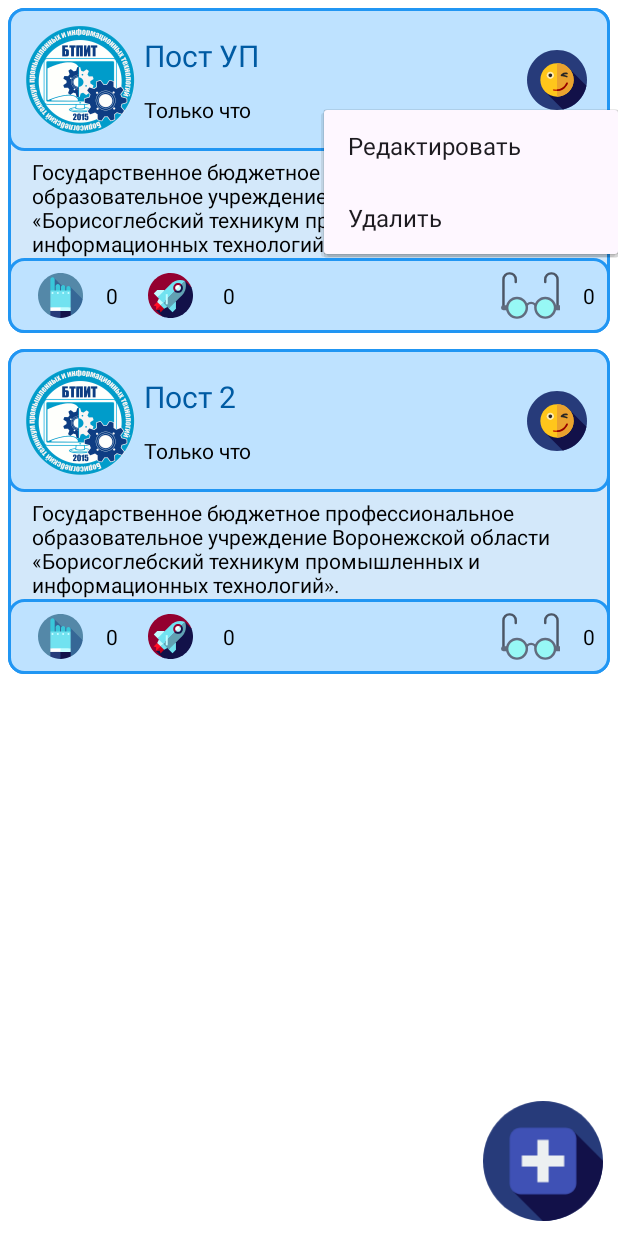
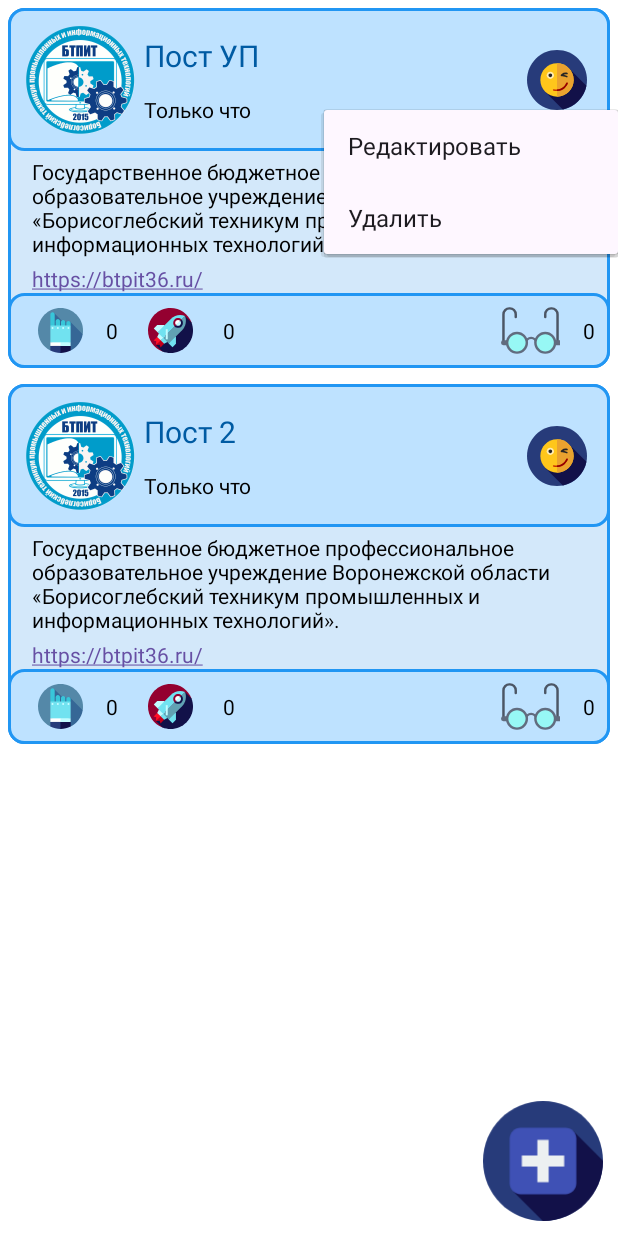
Before and after one commit to Adverseir/Ex_1, an Android app: the MainActivity2 screen opened directly, with no data from a screen before it, after a tap on an icon or button, on a phone screen of 412 x 824 dp. Run offline under Robolectric (Android 15) with nearby library versions, the phone set to English and light mode, and no system bars.

Commit message:
TAsk 9 Done

```diff
--- a/app/src/main/java/com/example/kostin_up/MainActivity2.kt
+++ b/app/src/main/java/com/example/kostin_up/MainActivity2.kt
@@ -1,5 +1,7 @@
 package com.example.kostin_up
 
+import android.app.Activity
+import android.content.Intent
 import androidx.appcompat.app.AppCompatActivity
 import android.os.Bundle
 import android.view.View
@@ -7,6 +9,9 @@ import android.widget.PopupMenu
 import androidx.activity.viewModels
 import com.example.kostin_up.databinding.ActivityMain2Binding
 import com.example.kostin_up.databinding.LayoutPostAddEditBinding
+import com.google.android.material.snackbar.BaseTransientBottomBar
+import com.google.android.material.snackbar.BaseTransientBottomBar.LENGTH_INDEFINITE
+import com.google.android.material.snackbar.Snackbar
 
 
 class MainActivity2 : AppCompatActivity(),Listener {
@@ -39,27 +44,48 @@ class MainActivity2 : AppCompatActivity(),Listener {
                 }
             }
         }
+        intent?.let {
+            if(it.action != Intent.ACTION_SEND)
+                return@let
+
+            val text = it.getStringExtra(Intent.EXTRA_TEXT)
+            if (text.isNullOrBlank()) {
+                Snackbar.make(binding.root, "Ошибка! Пустое значение!", BaseTransientBottomBar.LENGTH_INDEFINITE).setAction(android.R.string.ok) {
+                    finish()
+                }
+                    .show()
+                return@let
+            }
+        }
 
     }
+
 
     override fun onClickLike(post: Post) {
         viewModel.likedById(post.id)
     }
 
     override fun onClickShare(post: Post) {
-        viewModel.shareById(post.id)
+        val intent = Intent().apply {
+            action = Intent.ACTION_SEND
+            putExtra(Intent.EXTRA_TEXT, post.content)
+            type = "text/plain"
 
+        }
+        val shareIntent = Intent.createChooser(intent, "Выберите приложение")
+        startActivity(shareIntent)
     }
 
+
     override fun onClickMore(view: View, post: Post) {
-        val popupMenu = PopupMenu(this,view) //Объявление объекта меню
+        val popupMenu = PopupMenu(this,view)
 
-        popupMenu.inflate(R.menu.menu_post) //Указываю на каком лайоуте она будет показываться
+        popupMenu.inflate(R.menu.menu_post)
 
-        popupMenu.setOnMenuItemClickListener { //Слушатель нажиманий на итемы
+        popupMenu.setOnMenuItemClickListener {
             when(it.itemId)
             {
-                R.id.menu_post_item_delete -> viewModel.removeById(post.id) //Удаление
+                R.id.menu_post_item_delete -> viewModel.removeById(post.id)
                 R.id.menu_post_item_edit ->{
                     with(bindingAddEditBinding){
                         setContentView(root)
@@ -76,11 +102,11 @@ class MainActivity2 : AppCompatActivity(),Listener {
                     }
                 }
             }
-            true //Просто хз, ноу комент
+            true
 
         }
 
-        popupMenu.show() // Показываю менюшку
+        popupMenu.show()
 
     }
 }
--- a/app/src/main/java/com/example/kostin_up/Post.kt
+++ b/app/src/main/java/com/example/kostin_up/Post.kt
@@ -8,6 +8,7 @@ data class Post(
     var amountLike: Int = 0,
     var amountShare: Int = 0,
     var amountView:Int = 0,
-    val isLiked: Boolean = false
+    val isLiked: Boolean = false,
+    val link:String,
 
 )
--- a/app/src/main/java/com/example/kostin_up/PostRepository.kt
+++ b/app/src/main/java/com/example/kostin_up/PostRepository.kt
@@ -1,8 +1,13 @@
 package com.example.kostin_up
 
+import android.app.Activity
+import android.os.Bundle
+import android.os.PersistableBundle
+import androidx.appcompat.app.AppCompatActivity
 import androidx.lifecycle.LiveData
 import androidx.lifecycle.MutableLiveData
 import androidx.lifecycle.ViewModel
+import com.example.kostin_up.databinding.ActivityMain2Binding
 import java.util.Calendar
 
 interface PostRepository {
@@ -25,6 +30,7 @@ class PostRepositoryInMemoryImpl : PostRepository {
             amountShare = 0,
             isLiked = false,
             amountLike = 0,
+            link = "https://btpit36.ru/"
         ),
         Post(
             id = 2,
@@ -34,6 +40,7 @@ class PostRepositoryInMemoryImpl : PostRepository {
             amountShare = 0,
             isLiked = false,
             amountLike = 0,
+            link = "https://vk.com/btpit_36professionalitet?ysclid=lt9wvmkyua350914586"
         ),
     )
 
@@ -77,6 +84,8 @@ class PostRepositoryInMemoryImpl : PostRepository {
                 amountLike = 0,
                 amountShare = 0,
                 amountView = 0,
+                link = "https://btpit36.ru/"
+
             )
         )+posts
 
@@ -93,6 +102,7 @@ class PostRepositoryInMemoryImpl : PostRepository {
         return id
     }
 
+
 }
 
 
--- a/app/src/main/java/com/example/kostin_up/PostsAdapter.kt
+++ b/app/src/main/java/com/example/kostin_up/PostsAdapter.kt
@@ -1,8 +1,10 @@
 package com.example.kostin_up
 
+import android.content.Intent
 import android.nfc.NfcAdapter.OnTagRemovedListener
 import android.view.LayoutInflater
 import android.view.ViewGroup
+import androidx.activity.result.contract.ActivityResultContract
 import androidx.recyclerview.widget.DiffUtil
 import androidx.recyclerview.widget.ListAdapter
 import androidx.recyclerview.widget.RecyclerView
@@ -27,5 +29,7 @@ class PostsAdapter(private val listener: Listener) : ListAdapter<Post, PostViewH
         override fun areContentsTheSame(oldItem: Post, newItem: Post): Boolean {
             return oldItem == newItem
         }
+
     }
+
 }
--- a/app/src/main/res/layout/activity_main2.xml
+++ b/app/src/main/res/layout/activity_main2.xml
@@ -10,6 +10,7 @@
     <androidx.constraintlayout.widget.ConstraintLayout
         android:layout_width="match_parent"
         android:layout_height="match_parent">
+
         <androidx.recyclerview.widget.RecyclerView
             android:id="@+id/recyclerView"
             android:layout_width="match_parent"
--- a/app/src/main/res/layout/card_post.xml
+++ b/app/src/main/res/layout/card_post.xml
@@ -85,6 +85,18 @@
             app:layout_constraintEnd_toEndOf="parent"
             app:layout_constraintStart_toStartOf="parent"
             app:layout_constraintTop_toTopOf="parent" />
+        <TextView
+            android:id="@+id/textViewLink"
+            android:layout_width="match_parent"
+            android:layout_height="wrap_content"
+            android:layout_marginHorizontal="16dp"
+            android:layout_marginTop="4dp"
+            android:autoLink="web"
+            android:linksClickable="true"
+            android:text="https://btpit36.ru/"
+            app:layout_constraintEnd_toEndOf="parent"
+            app:layout_constraintStart_toStartOf="parent"
+            app:layout_constraintTop_toBottomOf="@id/textViewContent" />
     </androidx.constraintlayout.widget.ConstraintLayout>
 
     <androidx.constraintlayout.widget.ConstraintLayout
@@ -164,5 +176,7 @@
             app:layout_constraintBottom_toBottomOf="parent"
             app:layout_constraintEnd_toEndOf="parent"
             app:layout_constraintTop_toTopOf="parent" />
+
+
     </androidx.constraintlayout.widget.ConstraintLayout>
 </androidx.constraintlayout.widget.ConstraintLayout>
```
Also changed, not shown: app/src/main/AndroidManifest.xml (+11 -1 lines), app/src/main/java/com/example/kostin_up/PostViewHolder.kt (+7 -0 lines).
